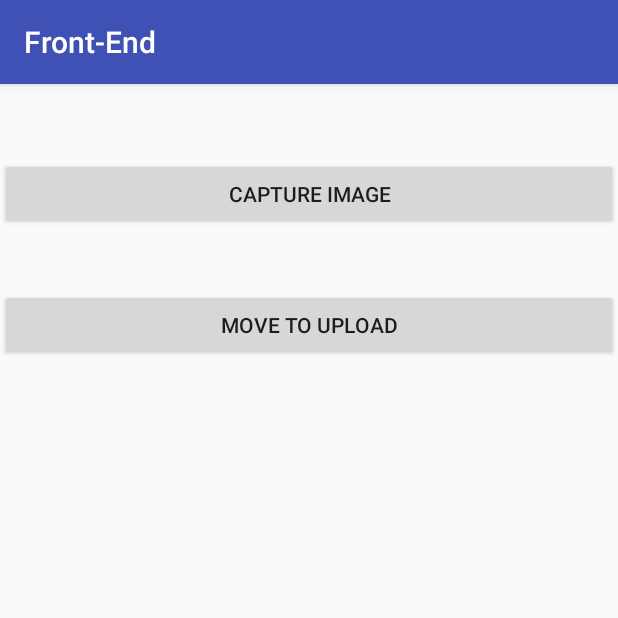
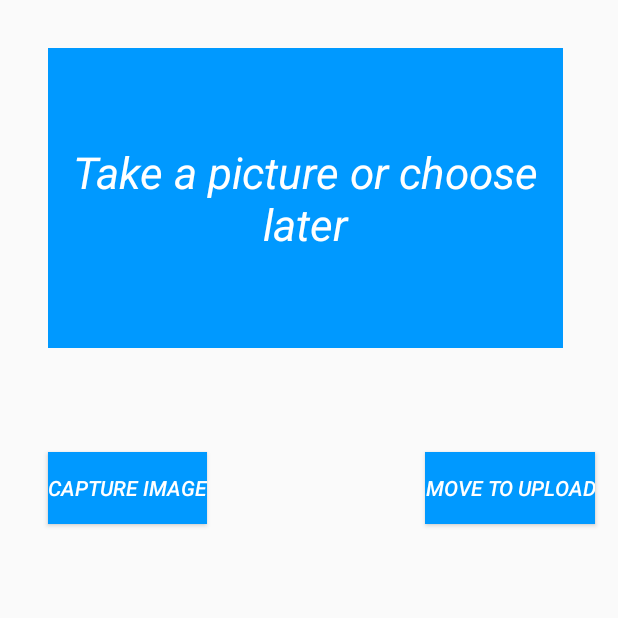
Before and after one commit to Ishar-Menon/HashCode-Cataract-Detection, an Android app: the CameraActivity screen opened directly, with no data from a screen before it, on a phone screen of 412 x 824 dp, the top half of it. Run offline under Robolectric (Android 15) with nearby library versions, the phone set to English and light mode, and no system bars.

Commit message:
Front-end clean up

```diff
--- a/Android/app/src/main/res/layout/activity_camera.xml
+++ b/Android/app/src/main/res/layout/activity_camera.xml
@@ -6,23 +6,52 @@
     android:layout_height="match_parent"
     tools:context="com.e.ishar.front_end.CameraActivity">
 
+    <TextView
+        android:id="@+id/textView"
+        android:layout_width="343dp"
+        android:layout_height="200dp"
+        android:layout_marginBottom="32dp"
+        android:layout_marginLeft="32dp"
+        android:layout_marginRight="32dp"
+        android:layout_marginTop="32dp"
+        android:background="#09f"
+        android:gravity="center"
+        android:text="Take a picture or choose later"
+        android:textColor="#fff"
+        android:textSize="29sp"
+        android:textStyle="italic"
+        app:layout_constraintBottom_toBottomOf="parent"
+        app:layout_constraintHorizontal_bias="0.478"
+        app:layout_constraintLeft_toLeftOf="parent"
+        app:layout_constraintRight_toRightOf="parent"
+        app:layout_constraintTop_toTopOf="parent"
+        app:layout_constraintVertical_bias="0.0" />
+
+
     <Button
         android:id="@+id/cpBt"
-        android:layout_width="match_parent"
+        android:layout_width="wrap_content"
         android:layout_height="wrap_content"
-        android:layout_alignParentTop="true"
-        android:layout_centerHorizontal="true"
-        android:layout_marginTop="49dp"
+        android:layout_alignStart="@+id/textView"
+        android:layout_below="@+id/textView"
+        android:layout_marginTop="37dp"
+        android:background="#09f"
         android:onClick="captureImage"
-        android:text="Capture Image" />
+        android:text="Capture Image"
+        android:textColor="#fff"
+        android:textStyle="italic" />
 
     <Button
         android:id="@+id/dispBt"
-        android:layout_width="match_parent"
+        android:layout_width="wrap_content"
         android:layout_height="wrap_content"
-        android:layout_below="@+id/cpBt"
-        android:layout_centerHorizontal="true"
-        android:layout_marginTop="39dp"
+        android:layout_alignBaseline="@+id/cpBt"
+        android:layout_alignBottom="@+id/cpBt"
+        android:layout_alignParentEnd="true"
+        android:layout_marginEnd="15dp"
         android:onClick="uploadImage"
-        android:text="Move to upload" />
+        android:textColor="#fff"
+        android:background="#09f"
+        android:text="Move to upload"
+        android:textStyle="italic" />
 </RelativeLayout>
--- a/Android/app/src/main/res/layout/activity_main.xml
+++ b/Android/app/src/main/res/layout/activity_main.xml
@@ -34,10 +34,10 @@
         android:layout_marginStart="148dp"
         android:layout_marginTop="124dp"
         android:background="#09f"
+        android:textStyle="italic"
         android:onClick="changeActivity"
         android:text="Lets Go"
         android:textColor="#fff"
-        android:textStyle="bold"
         app:layout_constraintStart_toStartOf="parent"
         app:layout_constraintTop_toBottomOf="@+id/textView" />
 
--- a/Android/app/src/main/res/layout/activity_upload.xml
+++ b/Android/app/src/main/res/layout/activity_upload.xml
@@ -26,6 +26,8 @@
         android:layout_alignParentStart="true"
         android:layout_below="@+id/imgView"
         android:layout_marginTop="61dp"
+        android:background="#09f"
+        android:textColor="#fff"
         android:onClick="openGalleryAndChoose"
         android:text="Choose Image" />
 
@@ -36,6 +38,8 @@
         android:layout_alignParentStart="true"
         android:layout_below="@+id/chBt"
         android:layout_marginTop="20dp"
+        android:background="#09f"
+        android:textColor="#fff"
         android:onClick="uploadImage"
         android:text="Upload Image" />
 </RelativeLayout>
--- a/Android/app/src/main/res/values/styles.xml
+++ b/Android/app/src/main/res/values/styles.xml
@@ -6,6 +6,8 @@
         <item name="colorPrimary">@color/colorPrimary</item>
         <item name="colorPrimaryDark">@color/colorPrimaryDark</item>
         <item name="colorAccent">@color/colorAccent</item>
+        <item name="windowActionBar">false</item>
+        <item name="windowNoTitle">true</item>
     </style>
 
 </resources>
```
Also changed, not shown: Android/app/src/main/java/com/e/ishar/front_end/ResultActivity.java (+26 -5 lines), Android/app/src/main/res/layout/activity_result.xml (+42 -4 lines), 1 other file.
